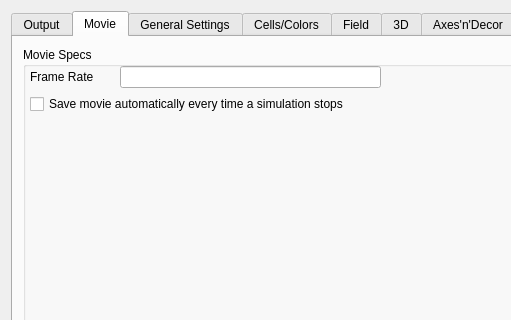
Before: the Qt Designer form Configuration/cc3D_prefs.ui in fyffep/cc3d-player5, drawn with Qt 5; both pictures show x 0 to 511 and y 0 to 320 of the 667 by 625 pixel window.
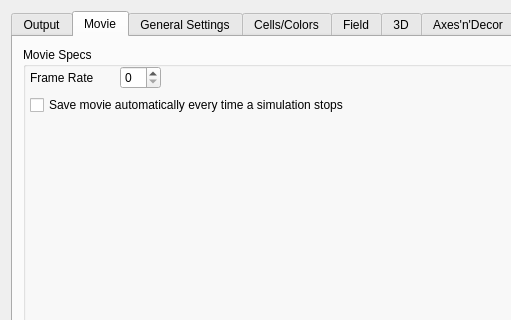
After: the same form once the commit is applied.

Commit message: Added Create Movie button and frame rate setting

Patch:
```diff
--- a/Configuration/cc3D_prefs.ui
+++ b/Configuration/cc3D_prefs.ui
@@ -644,7 +644,7 @@
             </spacer>
            </item>
            <item>
-            <widget class="QLineEdit" name="frameRateLineEdit"/>
+            <widget class="QSpinBox" name="frameRateSpinBox"/>
            </item>
            <item>
             <spacer name="horizontalSpacer_30">
```
The commit also changes 6 other files.
